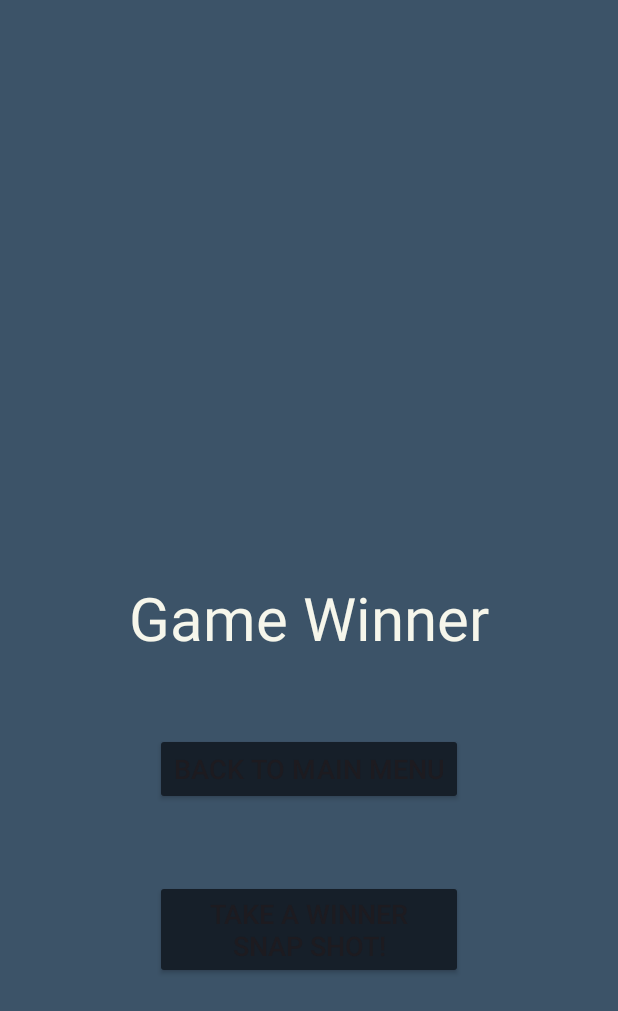
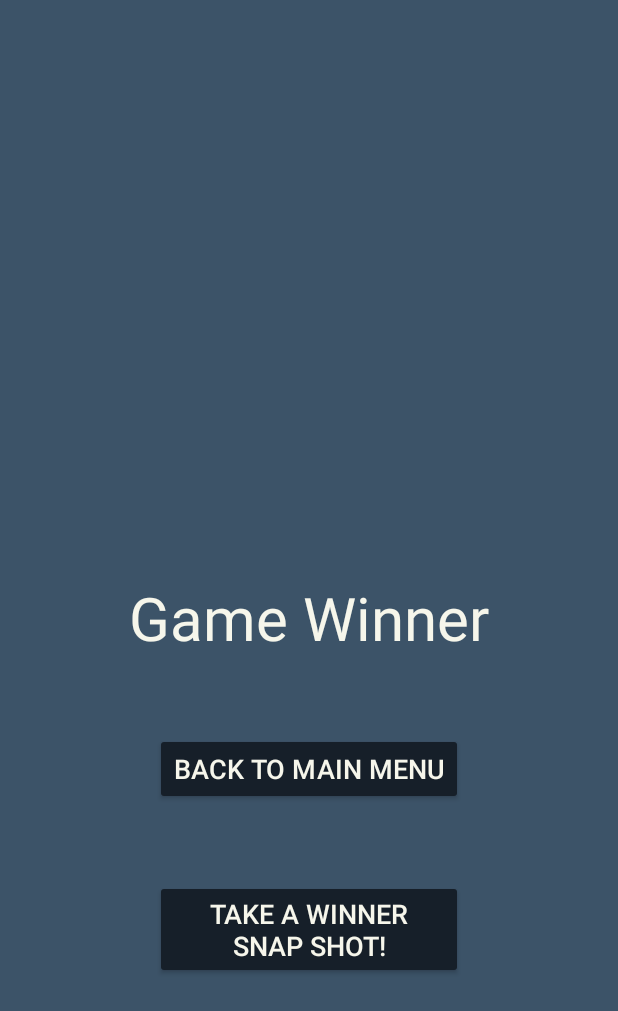
Before and after one commit to FishyBizz/Phrazes, an Android app: the GameEndActivity screen opened directly, with no data from a screen before it, on a phone screen of 412 x 824 dp. Shown: the top 1011 px of the screen. Run offline under Robolectric (Android 15) with nearby library versions, the phone set to English and light mode, and no system bars.

Commit message:
fixed endofgame buttons

```diff
--- a/app/src/main/res/layout/activity_game_end.xml
+++ b/app/src/main/res/layout/activity_game_end.xml
@@ -30,7 +30,8 @@
             android:layout_marginTop="50dp"
             android:backgroundTint="@color/secondary_background"
             android:text="@string/back_to_main_menu"
-            android:textSize="18sp" />
+            android:textSize="18sp"
+            android:textColor="@color/white_background"/>
 
         <Button
             android:id="@+id/gameEnd_picture"
@@ -43,7 +44,8 @@
             android:minHeight="48dp"
             android:onClick="onStartPicture"
             android:text="@string/Picture"
-            android:textSize="18sp" />
+            android:textSize="18sp"
+            android:textColor="@color/white_background"/>
 
     </RelativeLayout>
 
```
